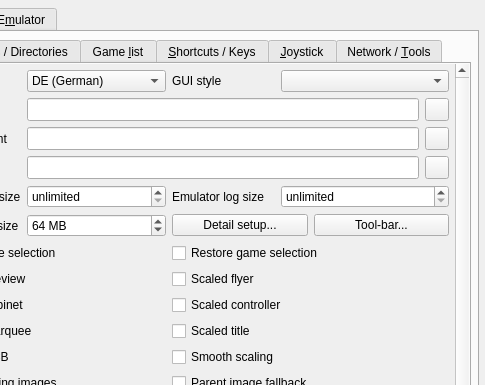
First picture: the form in options.ui, repository qmc2/qmc2-mame-fe, before the edit; both pictures show x 97 to 582 and y 0 to 385 of the 582 by 641 pixel window.
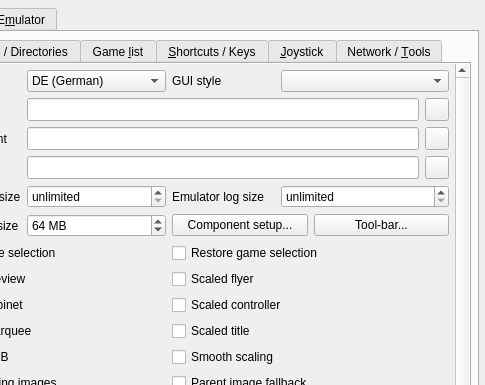
Second picture: the form after the edit. The open tabs and pages were chosen to show the change. Icons and pictures are not drawn.

Commit message: wip: reimplementing the former 'detail setup' as a general 'component setup' to allow for changing the order and visibility of all features in all main GUI components

Diff of the .ui file:
```diff
--- a/options.ui
+++ b/options.ui
@@ -188,7 +188,7 @@
                       <string>Open the detail setup dialog</string>
                      </property>
                      <property name="text">
-                      <string>Detail setup...</string>
+                      <string>Component setup...</string>
                      </property>
                      <property name="autoDefault">
                       <bool>false</bool>
```
Left out of the diff: 12 changed lines with no effect on the pictures. The commit also changes 33 other files.
